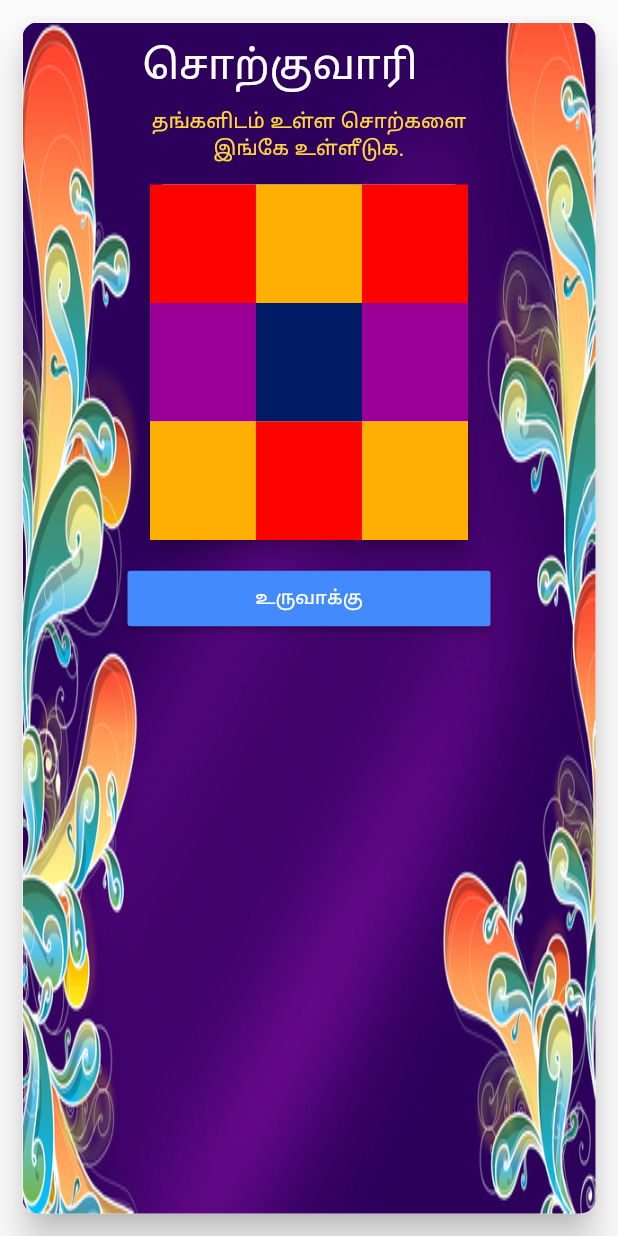
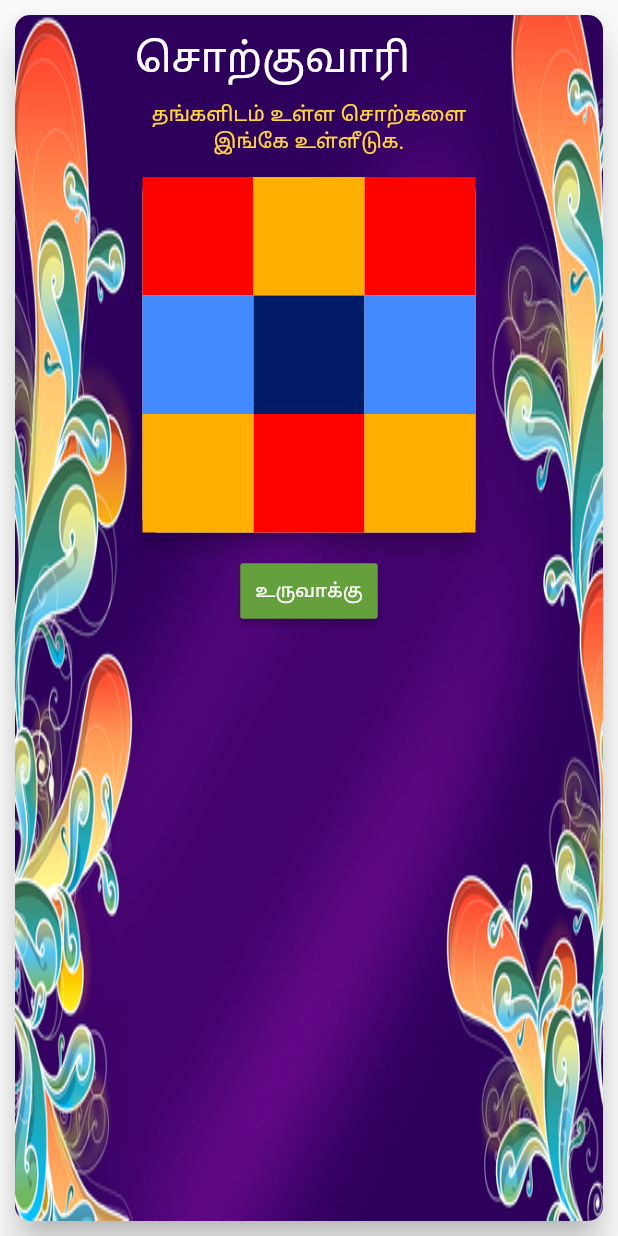
Before and after one commit to NaagAlgates/vasitionary, a Flutter app: the GameCardParentWidget widget shown alone on an empty page, opened directly, on a phone screen of 412 x 824 dp. Run offline on Flutter 3.47's test engine with Material 2 defaults, Android fonts, the light colour scheme and no system bars; our stand-ins replace share, shared_preferences; missing offline and left inert: autocomplete_textfield; accounts and stored records are empty; statements that could not run were skipped.

Commit message:
Button UI fix

```diff
--- a/lib/helper/constants.dart
+++ b/lib/helper/constants.dart
@@ -26,14 +26,15 @@ const Color COLOR_DISABLED=Colors.grey;
 Color COLOR_ENABLED=COLOR_APPBAR;
 const Color COLOR_WHITE = Colors.white;
 const Color COLOR_BLACK = Colors.black;
+Color APP_COLOR_GREEN =  HexColor("#64A03C");
 
 Color R1C1 = HexColor("#FC0300");
 Color R1C2 = HexColor("#FFAF02");
 Color R1C3 = HexColor("#FC0300");
 
-Color R2C1 = HexColor("#9A0098");
+Color R2C1 = COLOR_APPBAR;
 Color R2C2 = HexColor("#011B66");
-Color R2C3 = HexColor("#9A0098");
+Color R2C3 = COLOR_APPBAR;
 
 Color R3C1 = HexColor("#FFAF02");
 Color R3C2 = HexColor("#FC0300");
--- a/lib/view/game_card_parent_widget.dart
+++ b/lib/view/game_card_parent_widget.dart
@@ -22,8 +22,8 @@ class GameCardParent extends State<GameCardParentWidget> {
         shape: RoundedRectangleBorder(
           borderRadius: BorderRadius.circular(PADDING_REGULAR_10),
         ),
-        elevation: 10,
-        margin: EdgeInsets.all(PADDING_REGULAR_15),
+        elevation: PADDING_REGULAR_10,
+        margin: EdgeInsets.all(PADDING_REGULAR_10),
         color: Colors.white,
         child: Container(
             decoration: BoxDecoration(
@@ -36,7 +36,7 @@ class GameCardParent extends State<GameCardParentWidget> {
             ),
             child: Column(children: <Widget>[
               new Padding(
-                padding: const EdgeInsets.only(left: 70.0,right: 70.0,bottom: 10.0),
+                padding: const EdgeInsets.only(left: 70.0,right: 70.0,bottom: PADDING_REGULAR_10),
                 child: new Column(
                   mainAxisSize: MainAxisSize.min,
                   children: <Widget>[
@@ -69,16 +69,13 @@ class GameCardParent extends State<GameCardParentWidget> {
                       ),
                     ),
                     new GameCardWidget(),
-                    new SizedBox(
-                      width: double.infinity,
-                      child: new RaisedButton(
-                        onPressed: searchForPossibleWords,
-                        textColor: Colors.white,
-                        color: COLOR_APPBAR,
-                        padding: const EdgeInsets.all(PADDING_REGULAR_10),
-                        child: new Text(
-                          BTN_CREATE_TEXT,
-                        ),
+                    new RaisedButton(
+                      onPressed: searchForPossibleWords,
+                      textColor: Colors.white,
+                      color: APP_COLOR_GREEN,
+                      padding: const EdgeInsets.all(PADDING_REGULAR_10),
+                      child: new Text(
+                        BTN_CREATE_TEXT,
                       ),
                     ),
                   ],
```
